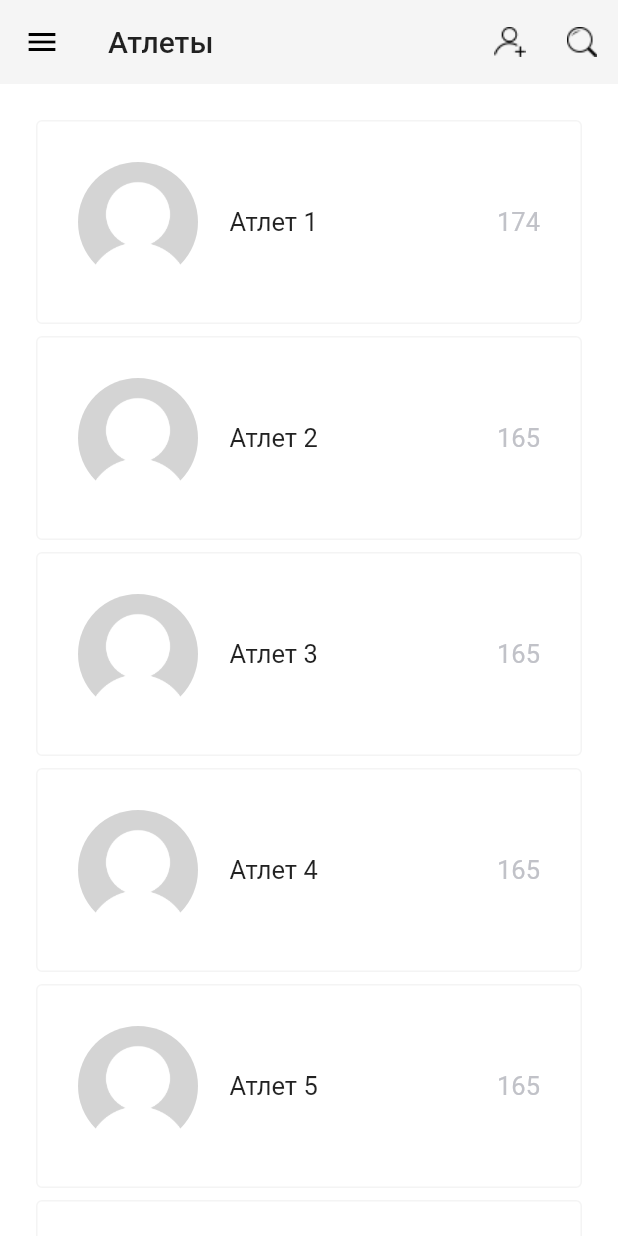
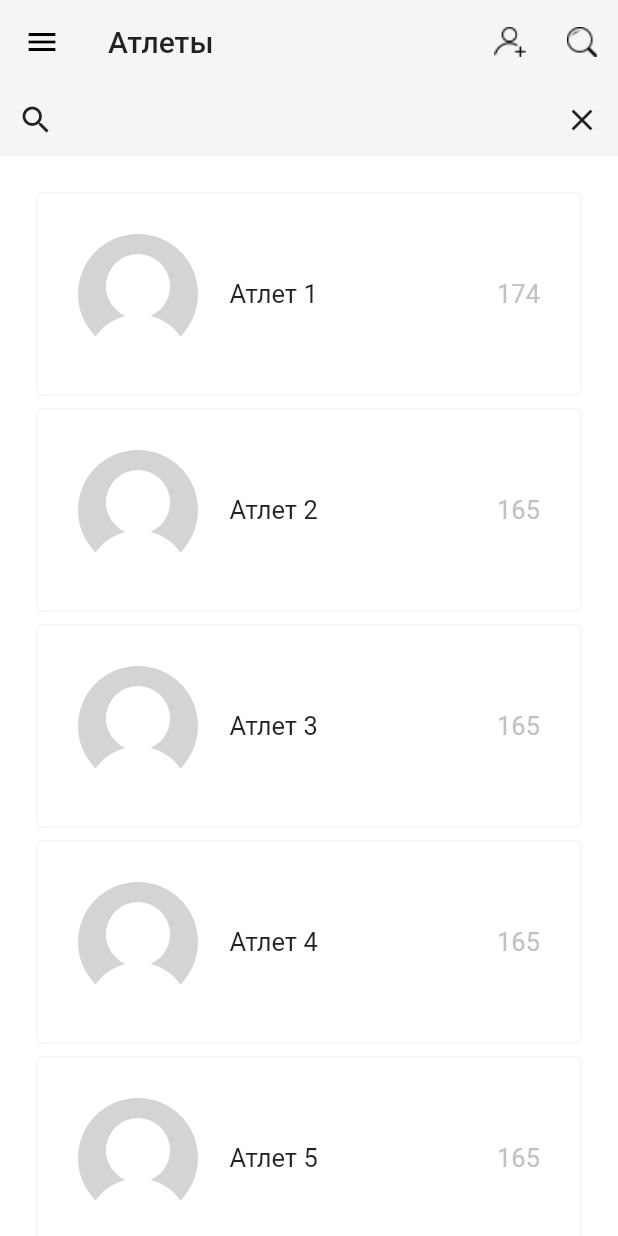
Before and after one commit to Gridbug/flutter_test, a Flutter app: the screen it shows after launch, on a phone screen of 412 x 824 dp. Run offline on Flutter 3.47's test engine with Material 2 defaults, Android fonts, the phone set to English and light mode, and no system bars; our stand-ins replace rxdart.

Commit message:
Implemented athlete search through athleteList BLoC

```diff
--- a/lib/athlete_list_bloc.dart
+++ b/lib/athlete_list_bloc.dart
@@ -7,7 +7,7 @@ import 'package:rxdart/rxdart.dart';
 class AthleteListBlocProvider extends InheritedWidget {
   final AthleteListBloc bloc;
 
-  AthleteListBlocProvider(this.bloc, Widget child) : super (child: child);
+  AthleteListBlocProvider(this.bloc, Widget child) : super(child: child);
 
   @override
   bool updateShouldNotify(InheritedWidget oldWidget) => true;
@@ -18,8 +18,11 @@ class AthleteListBlocProvider extends InheritedWidget {
 
 class AthleteListBloc {
   final Sink<Athlete> addAthlete;
+  final Sink<String> updateFilter;
 
   final Stream<List<Athlete>> athletes;
+  final Stream<String> activeFilter;
+  final Stream<List<Athlete>> filteredAthletes;
 
   final List<StreamSubscription<dynamic>> _subscriptions;
 
@@ -27,18 +30,40 @@ class AthleteListBloc {
     // ignore: close_sinks
     final addAthleteController = StreamController<Athlete>(sync: true);
 
+    // ignore: close_sinks
+    final updateFilterController =
+        BehaviorSubject<String>.seeded("", sync: true);
+
+    final filteredAthletesController = BehaviorSubject<List<Athlete>>();
+
     final subscriptions = <StreamSubscription<dynamic>>[
       addAthleteController.stream.listen(repository.addAthlete),
     ];
 
-    return AthleteListBloc._(addAthleteController.sink, repository.athletes, subscriptions);
+    Observable.combineLatest2(repository.athletes,
+            updateFilterController.stream, _filter_athletes)
+        .pipe(filteredAthletesController);
+
+    return AthleteListBloc._(
+        addAthleteController.sink,
+        updateFilterController.sink,
+        repository.athletes,
+        updateFilterController.stream,
+        filteredAthletesController.stream,
+        subscriptions);
   }
 
-  AthleteListBloc._(this.addAthlete, this.athletes, this._subscriptions);
+  AthleteListBloc._(this.addAthlete, this.updateFilter, this.athletes,
+      this.activeFilter, this.filteredAthletes, this._subscriptions);
 
   void close() {
     addAthlete.close();
+    updateFilter.close();
     _subscriptions.forEach((subscription) => subscription.cancel());
+  }
+
+  static List<Athlete> _filter_athletes(List<Athlete> athletes, String filter) {
+    return athletes.where((athlete) => athlete.name.contains(filter)).toList();
   }
 }
 
@@ -58,12 +83,12 @@ class DumbAthleteReactiveRepository {
   final BehaviorSubject<List<Athlete>> _subject;
 
   DumbAthleteReactiveRepository()
-    : _subject =  BehaviorSubject.seeded(_initialAthletes);
+      : _subject = BehaviorSubject.seeded(_initialAthletes);
 
   void addAthlete(Athlete a) {
     _subject.add(<Athlete>[]
-        ..addAll(_subject.value ?? [])
-        ..add(a));
+      ..addAll(_subject.value ?? [])
+      ..add(a));
   }
 
   Stream<List<Athlete>> get athletes => _subject.stream;
--- a/lib/athletes_list_screen.dart
+++ b/lib/athletes_list_screen.dart
@@ -43,10 +43,44 @@ class AthletesListScreen extends StatelessWidget {
           ),
         ],
       ),
-      body: StreamBuilder<List<Athlete>>(
-        stream: AthleteListBlocProvider.of(context).bloc.athletes,
-        initialData: [],
-        builder: (context, snapshot) => _buildAthletesList(snapshot.data),
+      body: Column(
+        children: <Widget>[
+          AnimatedContainer(
+            duration: Duration(seconds: 2),
+            color: ProathleteColors.graySeparationLine,
+            child: Row(
+              children: <Widget>[
+                IconButton(
+                  padding: EdgeInsets.all(0),
+                  onPressed: () {},
+                  icon: Icon(Icons.search),
+                  splashColor: Colors.transparent,
+                  highlightColor: Colors.transparent,
+                ),
+                Expanded(
+                  child: TextField(
+                    decoration: InputDecoration.collapsed(),
+                    onChanged: (text) { AthleteListBlocProvider.of(context).bloc.updateFilter.add(text); },
+                )
+                ),
+                IconButton(
+                  padding: EdgeInsets.all(0),
+                  icon: Icon(Icons.close),
+                  splashColor: Colors.transparent,
+                  highlightColor: Colors.transparent,
+                  onPressed: () {},
+                )
+              ],
+            ),
+          ),
+          Expanded(
+            child: StreamBuilder<List<Athlete>>(
+              stream: AthleteListBlocProvider.of(context).bloc.filteredAthletes,
+              initialData: [],
+              builder: (context, snapshot) => _buildAthletesList(snapshot.data),
+            ),
+          )
+        ],
       ),
     );
   }
@@ -231,7 +265,8 @@ class AddAthleteDialog extends SimpleDialog {
                 Navigator.of(context).pop(null);
               },
             ),
-            Text('Новый атлет', style: TextStyle(color: Colors.white)),
+            Text('Новый атлет',
+                style: TextStyle(color: Colors.white, fontSize: 14)),
             FlatButton(
               child: Text('Готово', style: TextStyle(color: Colors.white)),
               onPressed: () {
```
Also changed, not shown: pubspec.lock.
